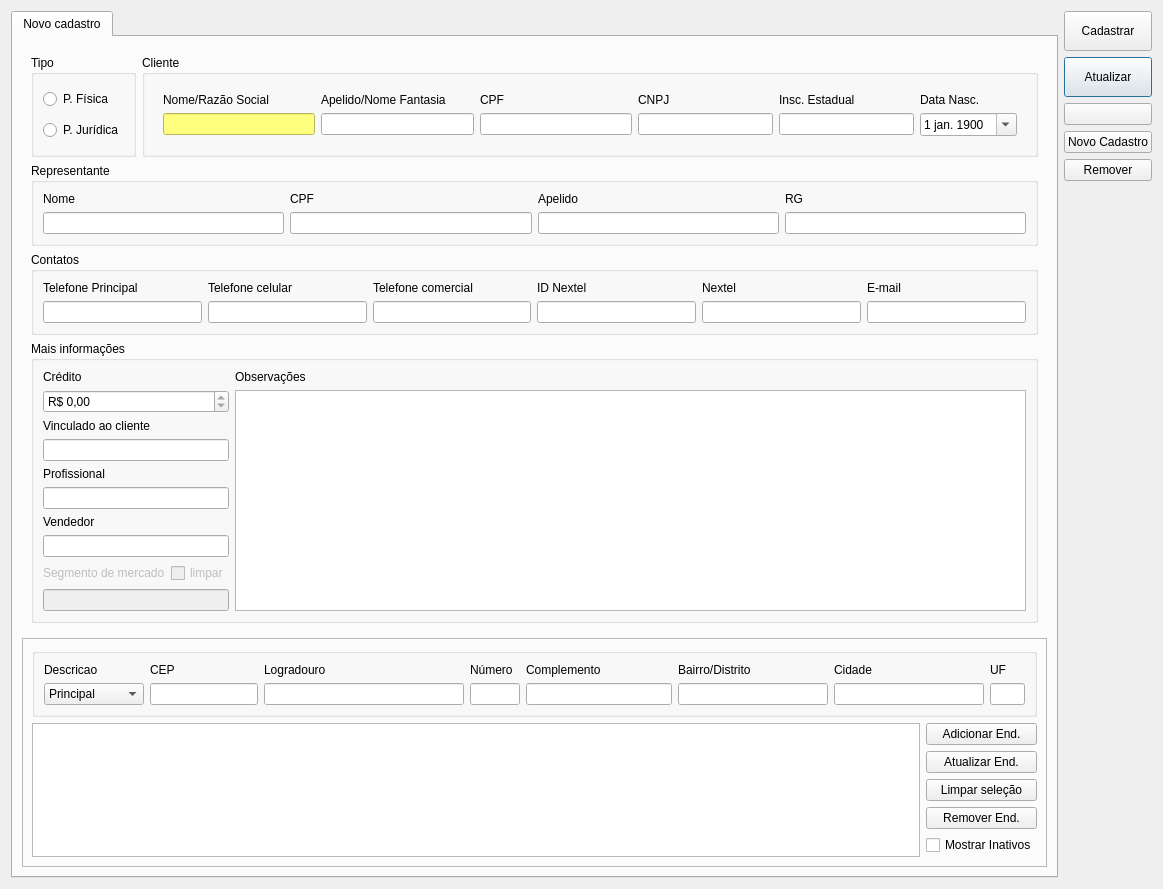
Before: the Qt Designer form ui/cadastrocliente.ui in lellisls/ERP-STACCATO, drawn with Qt 5.
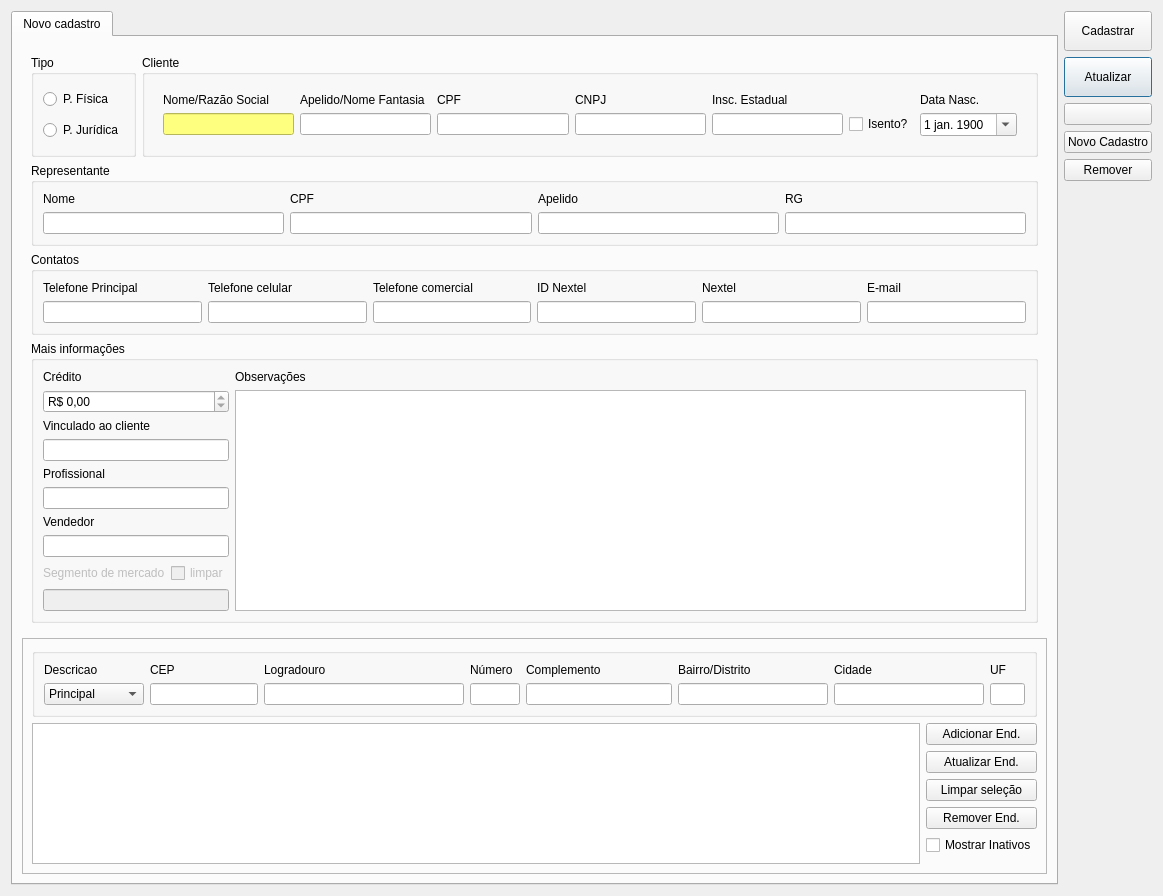
After: the same form once the commit is applied. Icons and pictures are not drawn. Custom widgets are drawn as their Qt base class.

What changed in the file:
```diff
--- a/ui/cadastrocliente.ui
+++ b/ui/cadastrocliente.ui
@@ -10,7 +10,7 @@
     <x>0</x>
     <y>0</y>
     <width>1163</width>
-    <height>865</height>
+    <height>896</height>
    </rect>
   </property>
   <property name="windowTitle">
@@ -121,129 +121,7 @@
                <item row="1" column="1">
                 <widget class="QWidget" name="widgetPJ" native="true">
                  <layout class="QGridLayout" name="gridLayout_13">
-                  <item row="0" column="0">
-                   <widget class="QLabel" name="labelCliente">
-                    <property name="text">
-                     <string>Nome/Razão Social</string>
-                    </property>
-                   </widget>
-                  </item>
-                  <item row="1" column="0">
-                   <widget class="QLineEdit" name="lineEditCliente">
-                    <property name="minimumSize">
-                     <size>
-                      <width>120</width>
-                      <height>0</height>
-                     </size>
-                    </property>
-                    <property name="accessibleName">
-                     <string>Nome/Razão Social</string>
-                    </property>
-                    <property name="styleSheet">
-                     <string notr="true">background-color: rgb(255, 255, 127);
-color: rgb(0, 0, 0);</string>
-                    </property>
-                   </widget>
-                  </item>
-                  <item row="0" column="1">
-                   <widget class="QLabel" name="label_54">
-                    <property name="text">
-                     <string>Apelido/Nome Fantasia</string>
-                    </property>
-                   </widget>
-                  </item>
-                  <item row="1" column="1">
-                   <widget class="QLineEdit" name="lineEditNomeFantasia">
-                    <property name="minimumSize">
-                     <size>
-                      <width>120</width>
-                      <height>0</height>
-                     </size>
-                    </property>
-                    <property name="accessibleName">
-                     <string>Apelido/Nome Fantasia</string>
-                    </property>
-                   </widget>
-                  </item>
-                  <item row="0" column="4">
-                   <widget class="QLabel" name="labelInscricaoEstadual">
-                    <property name="text">
-                     <string>Insc. Estadual</string>
-                    </property>
-                   </widget>
-                  </item>
-                  <item row="0" column="3">
-                   <widget class="QLabel" name="labelCNPJ">
-                    <property name="text">
-                     <string>CNPJ</string>
-                    </property>
-                   </widget>
-                  </item>
-                  <item row="0" column="2">
-                   <widget class="QLabel" name="labelCPF">
-                    <property name="text">
-                     <string>CPF</string>
-                    </property>
-                   </widget>
-                  </item>
-                  <item row="1" column="4">
-                   <widget class="QLineEdit" name="lineEditInscEstadual">
-                    <property name="minimumSize">
-                     <size>
-                      <width>100</width>
-                      <height>0</height>
-                     </size>
-                    </property>
-                    <property name="maximumSize">
-                     <size>
-                      <width>135</width>
-                      <height>16777215</height>
-                     </size>
-                    </property>
-                    <property name="accessibleName">
-                     <string>Insc. Estadual</string>
-                    </property>
-                   </widget>
-                  </item>
-                  <item row="1" column="2">
-                   <widget class="QLineEdit" name="lineEditCPF">
-                    <property name="minimumSize">
-                     <size>
-                      <width>100</width>
-                      <height>0</height>
-                     </size>
-                    </property>
-                    <property name="maximumSize">
-                     <size>
-                      <width>16777215</width>
-                      <height>16777215</height>
-                     </size>
-                    </property>
-                    <property name="accessibleName">
-                     <string>CPF</string>
-                    </property>
-                   </widget>
-                  </item>
-                  <item row="1" column="3">
-                   <widget class="QLineEdit" name="lineEditCNPJ">
-                    <property name="minimumSize">
-                     <size>
-                      <width>100</width>
-                      <height>0</height>
-                     </size>
-                    </property>
-                    <property name="maximumSize">
-                     <size>
-                      <width>135</width>
-                      <height>16777215</height>
-                     </size>
-                    </property>
-                    <property name="accessibleName">
-                     <string>CNPJ</string>
-                    </property>
-                   </widget>
-                  </item>
-                  <item row="1" column="5">
+                  <item row="2" column="6">
                    <widget class="QDateEdit" name="dateEdit">
                     <property name="accessibleName">
                      <string>Data Nascimento</string>
@@ -260,13 +138,142 @@
                     </property>
                    </widget>
                   </item>
-                  <item row="0" column="5">
+                  <item row="0" column="6">
                    <widget class="QLabel" name="labelDataNasc">
                     <property name="text">
                      <string>Data Nasc.</string>
                     </property>
                    </widget>
                   </item>
+                  <item row="2" column="1">
+                   <widget class="QLineEdit" name="lineEditNomeFantasia">
+                    <property name="minimumSize">
+                     <size>
+                      <width>120</width>
+                      <height>0</height>
+                     </size>
+                    </property>
+                    <property name="accessibleName">
+                     <string>Apelido/Nome Fantasia</string>
+                    </property>
+                   </widget>
+                  </item>
+                  <item row="0" column="3">
+                   <widget class="QLabel" name="labelCNPJ">
+                    <property name="text">
+                     <string>CNPJ</string>
+                    </property>
+                   </widget>
+                  </item>
+                  <item row="2" column="2">
+                   <widget class="QLineEdit" name="lineEditCPF">
+                    <property name="minimumSize">
+                     <size>
+                      <width>100</width>
+                      <height>0</height>
+                     </size>
+                    </property>
+                    <property name="maximumSize">
+                     <size>
+                      <width>16777215</width>
+                      <height>16777215</height>
+                     </size>
+                    </property>
+                    <property name="accessibleName">
+                     <string>CPF</string>
+                    </property>
+                   </widget>
+                  </item>
+                  <item row="0" column="2">
+                   <widget class="QLabel" name="labelCPF">
+                    <property name="text">
+                     <string>CPF</string>
+                    </property>
+                   </widget>
+                  </item>
+                  <item row="2" column="3">
+                   <widget class="QLineEdit" name="lineEditCNPJ">
+                    <property name="minimumSize">
+                     <size>
+                      <width>100</width>
+                      <height>0</height>
+                     </size>
+                    </property>
+                    <property name="maximumSize">
+                     <size>
+                      <width>135</width>
+                      <height>16777215</height>
+                     </size>
+                    </property>
+                    <property name="accessibleName">
+                     <string>CNPJ</string>
+                    </property>
+                   </widget>
+                  </item>
+                  <item row="2" column="4">
+                   <widget class="QLineEdit" name="lineEditInscEstadual">
+                    <property name="minimumSize">
+                     <size>
+                      <width>100</width>
+                      <height>0</height>
+                     </size>
+                    </property>
+                    <property name="maximumSize">
+                     <size>
+                      <width>135</width>
+                      <height>16777215</height>
+                     </size>
+                    </property>
+                    <property name="accessibleName">
+                     <string>Insc. Estadual</string>
+                    </property>
+                   </widget>
+                  </item>
+                  <item row="0" column="1">
+                   <widget class="QLabel" name="label_54">
+                    <property name="text">
+                     <string>Apelido/Nome Fantasia</string>
+                    </property>
+                   </widget>
+                  </item>
+                  <item row="0" column="0">
+                   <widget class="QLabel" name="labelCliente">
+                    <property name="text">
+                     <string>Nome/Razão Social</string>
+                    </property>
+                   </widget>
+                  </item>
+                  <item row="2" column="0">
+                   <widget class="QLineEdit" name="lineEditCliente">
+                    <property name="minimumSize">
+                     <size>
+                      <width>120</width>
+                      <height>0</height>
+                     </size>
+                    </property>
+                    <property name="accessibleName">
+                     <string>Nome/Razão Social</string>
+                    </property>
+                    <property name="styleSheet">
+                     <string notr="true">background-color: rgb(255, 255, 127);
+color: rgb(0, 0, 0);</string>
+                    </property>
+                   </widget>
+                  </item>
+                  <item row="2" column="5">
+                   <widget class="QCheckBox" name="checkBoxInscEstIsento">
+                    <property name="text">
+                     <string>Isento?</string>
+                    </property>
+                   </widget>
+                  </item>
+                  <item row="0" column="4" colspan="2">
+                   <widget class="QLabel" name="labelInscricaoEstadual">
+                    <property name="text">
+                     <string>Insc. Estadual</string>
+                    </property>
+                   </widget>
+                  </item>
                  </layout>
                 </widget>
                </item>
```
